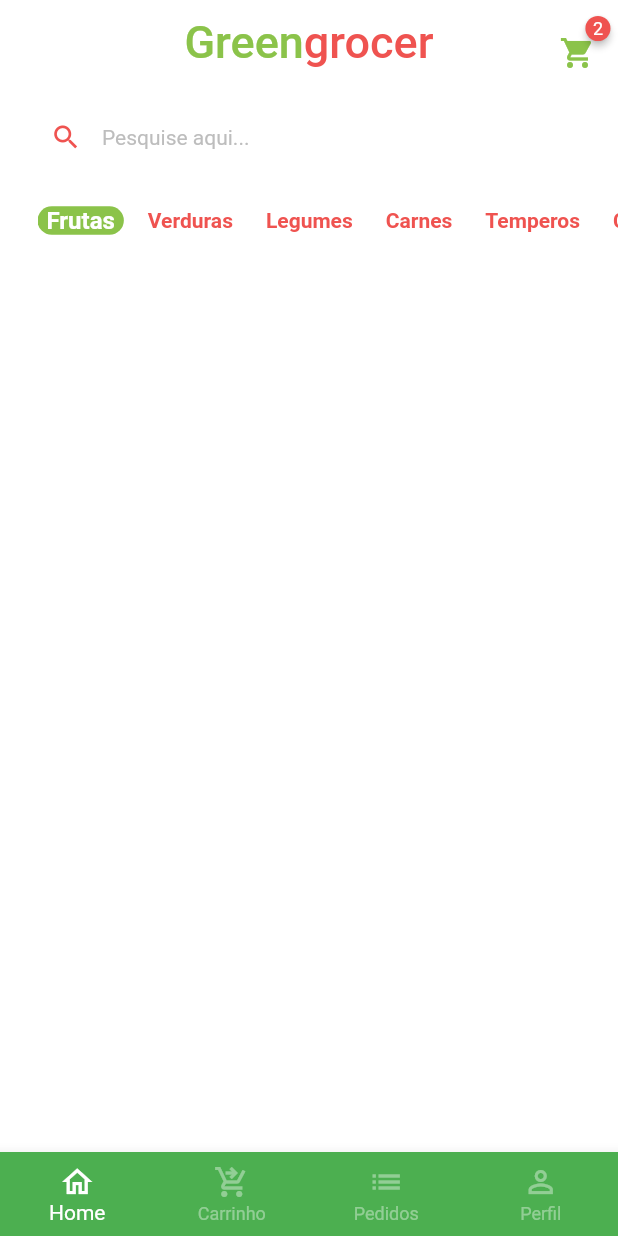
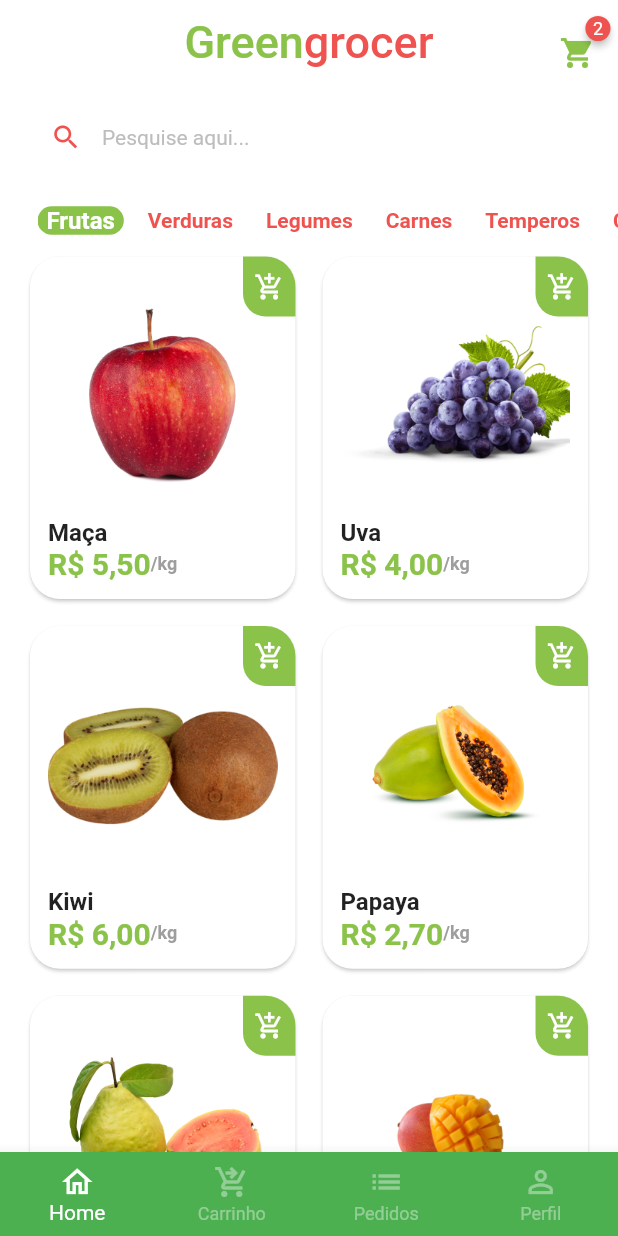
Before and after one commit to BREstrai/quitanda, a Flutter app: the BaseScreen screen opened directly, on a phone screen of 412 x 824 dp. Run offline on Flutter 3.47's test engine with Material 2 defaults, Android fonts, the phone set to English and light mode, and no system bars; drawn by our look-alikes of badges; our stand-ins replace animated_text_kit, mask_text_input_formatter.

Commit message:
Completado tela de listagem de produtos, criando tela de informação do produto

```diff
--- a/lib/main.dart
+++ b/lib/main.dart
@@ -1,5 +1,5 @@
 import 'package:flutter/material.dart';
-import 'package:quitanda/src/auth/sign_in_screen.dart';
+import 'package:quitanda/src/pages/auth/sign_in_screen.dart';
 
 void main() {
   runApp(const MyApp());
--- /dev/null
+++ b/lib/src/config/app_data.dart
@@ -0,0 +1,73 @@
+import 'package:quitanda/src/models/item_model.dart';
+
+ItemModel maca = ItemModel(
+  description:
+      "A melhor maçã da região que conta com melhor preço de qualquer quitanda",
+  price: 5.5,
+  unit: 'kg',
+  imgUrl: 'assets/fruits/apple.png',
+  itemName: "Maça",
+);
+
+ItemModel uva = ItemModel(
+  description:
+      "A melhor uva da região que conta com melhor preço de qualquer quitanda",
+  price: 4,
+  unit: 'kg',
+  imgUrl: 'assets/fruits/grape.png',
+  itemName: "Uva",
+);
+
+ItemModel goiaba = ItemModel(
+  description:
+      "A melhor goiaba da região que conta com melhor preço de qualquer quitanda",
+  price: 5.7,
+  unit: 'kg',
+  imgUrl: 'assets/fruits/guava.png',
+  itemName: "Goiaba",
+);
+
+ItemModel kiwi = ItemModel(
+  description:
+      "A melhor kiwi da região que conta com melhor preço de qualquer quitanda",
+  price: 6,
+  unit: 'kg',
+  imgUrl: 'assets/fruits/kiwi.png',
+  itemName: "Kiwi",
+);
+
+ItemModel manga = ItemModel(
+  description:
+      "A melhor manga da região que conta com melhor preço de qualquer quitanda",
+  price: 1,
+  unit: 'kg',
+  imgUrl: 'assets/fruits/mango.png',
+  itemName: "Manga",
+);
+
+ItemModel papaya = ItemModel(
+  description:
+      "A melhor papaya da região que conta com melhor preço de qualquer quitanda",
+  price: 2.7,
+  unit: 'kg',
+  imgUrl: 'assets/fruits/papaya.png',
+  itemName: "Papaya",
+);
+
+List<ItemModel> items = [
+  maca,
+  uva,
+  kiwi,
+  papaya,
+  goiaba,
+  manga,
+];
+
+List<String> categories = [
+  "Frutas",
+  "Verduras",
+  "Legumes",
+  "Carnes",
+  "Temperos",
+  "Cereais",
+];
--- /dev/null
+++ b/lib/src/models/item_model.dart
@@ -0,0 +1,15 @@
+class ItemModel {
+  String itemName;
+  String imgUrl;
+  String unit;
+  double price;
+  String description;
+
+  ItemModel({
+    required this.description,
+    required this.price,
+    required this.unit,
+    required this.imgUrl,
+    required this.itemName,
+  });
+}
--- a/lib/src/auth/sign_in_screen.dart
+++ b/lib/src/pages/auth/sign_in_screen.dart
@@ -1,8 +1,8 @@
 import 'package:animated_text_kit/animated_text_kit.dart';
 import 'package:flutter/material.dart';
-import 'package:quitanda/src/auth/components/custom_text_field.dart';
-import 'package:quitanda/src/auth/sing_up_screen.dart';
-import 'package:quitanda/src/base/base_screen.dart';
+import 'package:quitanda/src/pages/auth/components/custom_text_field.dart';
+import 'package:quitanda/src/pages/auth/sing_up_screen.dart';
+import 'package:quitanda/src/pages/base/base_screen.dart';
 import 'package:quitanda/src/config/custom_colors.dart';
 
 class SignInScreen extends StatelessWidget {
--- a/lib/src/auth/sing_up_screen.dart
+++ b/lib/src/pages/auth/sing_up_screen.dart
@@ -1,6 +1,6 @@
 import 'package:flutter/material.dart';
 import 'package:mask_text_input_formatter/mask_text_input_formatter.dart';
-import 'package:quitanda/src/auth/components/custom_text_field.dart';
+import 'package:quitanda/src/pages/auth/components/custom_text_field.dart';
 import 'package:quitanda/src/config/custom_colors.dart';
 
 class SignUpScreen extends StatelessWidget {
--- a/lib/src/base/base_screen.dart
+++ b/lib/src/pages/base/base_screen.dart
@@ -1,5 +1,5 @@
 import 'package:flutter/material.dart';
-import 'package:quitanda/src/home/home_tab.dart';
+import 'package:quitanda/src/pages/home/home_tab.dart';
 
 class BaseScreen extends StatefulWidget {
   const BaseScreen({Key? key}) : super(key: key);
@@ -20,7 +20,7 @@ class _BaseScreenState extends State<BaseScreen> {
         physics: const NeverScrollableScrollPhysics(),
         controller: pageController,
         children: [
-          HomeTab(),
+          const HomeTab(),
           Container(
             color: Colors.yellow,
           ),
--- /dev/null
+++ b/lib/src/pages/home/components/item_tile.dart
@@ -0,0 +1,109 @@
+import 'package:flutter/cupertino.dart';
+import 'package:flutter/material.dart';
+import 'package:quitanda/src/config/custom_colors.dart';
+import 'package:quitanda/src/models/item_model.dart';
+import 'package:quitanda/src/pages/product/product_screen.dart';
+import 'package:quitanda/src/services/utils_Service.dart';
+
+class ItemTile extends StatelessWidget {
+  final ItemModel item;
+
+  ItemTile({
+    Key? key,
+    required this.item,
+  }) : super(key: key);
+
+  final UtilsServices utilsServices = UtilsServices();
+
+  @override
+  Widget build(BuildContext context) {
+    return Stack(
+      children: [
+        // Conteudo
+        GestureDetector(
+          onTap: () {
+            Navigator.of(context).push(MaterialPageRoute(builder: (c) {
+              return ProductScreen(
+                item: item,
+              );
+            }));
+          },
+          child: Card(
+            elevation: 1,
+            shadowColor: Colors.grey.shade300,
+            shape: RoundedRectangleBorder(
+              borderRadius: BorderRadius.circular(20),
+            ),
+            child: Padding(
+              padding: const EdgeInsets.all(12),
+              child: Column(
+                crossAxisAlignment: CrossAxisAlignment.stretch,
+                children: [
+                  //Imagem
+                  Expanded(
+                    child: Image.asset(item.imgUrl),
+                  ),
+
+                  //Nome do Produto
+                  Text(
+                    item.itemName,
+                    style: const TextStyle(
+                      fontSize: 16,
+                      fontWeight: FontWeight.bold,
+                    ),
+                  ),
+
+                  //Preço do Produto- Unidade de Medida
+                  Row(
+                    children: [
+                      Text(
+                        utilsServices.priceToCurrency(item.price),
+                        style: TextStyle(
+                            fontWeight: FontWeight.bold,
+                            fontSize: 20,
+                            color: CustomColors.customSwatchColor),
+                      ),
+                      Text(
+                        '/${item.unit}',
+                        style: TextStyle(
+                          color: Colors.grey.shade500,
+                          fontWeight: FontWeight.bold,
+                          fontSize: 12,
+                        ),
+                      ),
+                    ],
+                  ),
+                ],
+              ),
+            ),
+          ),
+        ),
+        Positioned(
+          top: 4,
+          right: 4,
+          child: GestureDetector(
+            onTap: () {},
+            child: Container(
+              height: 40,
+              width: 35,
+              decoration: BoxDecoration(
+                color: CustomColors.customSwatchColor,
+                borderRadius: const BorderRadius.only(
+                  bottomLeft: Radius.circular(
+                    15,
+                  ),
+                  topRight: Radius.circular(20),
+                ),
+              ),
+              child: const Icon(
+                Icons.add_shopping_cart_outlined,
+                color: Colors.white,
+                size: 20,
+              ),
+            ),
+          ),
+        )
+      ],
+    );
+  }
+}
--- a/lib/src/home/home_tab.dart
+++ b/lib/src/pages/home/home_tab.dart
@@ -1,25 +1,18 @@
 import 'package:badges/badges.dart';
 import 'package:flutter/material.dart';
 import 'package:quitanda/src/config/custom_colors.dart';
-import 'package:quitanda/src/home/components/category_tile.dart';
+import 'package:quitanda/src/pages/home/components/category_tile.dart';
+import 'package:quitanda/src/config/app_data.dart' as appData;
+import 'package:quitanda/src/pages/home/components/item_tile.dart';
 
 class HomeTab extends StatefulWidget {
-  HomeTab({Key? key}) : super(key: key);
+  const HomeTab({Key? key}) : super(key: key);
 
   @override
   State<HomeTab> createState() => _HomeTabState();
 }
 
 class _HomeTabState extends State<HomeTab> {
-  List<String> categories = [
-    "Frutas",
-    "Verduras",
-    "Legumes",
-    "Carnes",
-    "Temperos",
-    "Cereais",
-  ];
-
   String selectedCategory = "Frutas";
 
   @override
@@ -75,6 +68,7 @@ class _HomeTabState extends State<HomeTab> {
       //Campo Pesquisa
       body: Column(
         children: [
+          //Categorias
           Padding(
             padding: const EdgeInsets.symmetric(
               horizontal: 20,
@@ -116,19 +110,37 @@ class _HomeTabState extends State<HomeTab> {
                 return CategoryTile(
                   onPressed: () {
                     setState(() {
-                      selectedCategory = categories[index];
+                      selectedCategory = appData.categories[index];
                     });
                   },
-                  category: categories[index],
-                  isSelected: categories[index] == selectedCategory,
+                  category: appData.categories[index],
+                  isSelected: appData.categories[index] == selectedCategory,
                 );
               },
               separatorBuilder: (_, index) => const SizedBox(width: 10),
-              itemCount: categories.length,
+              itemCount: appData.categories.length,
             ),
           ),
 
           //Grid
+          Expanded(
+            child: GridView.builder(
+              physics: const BouncingScrollPhysics(),
+              padding: const EdgeInsets.fromLTRB(16, 0, 16, 16),
+              gridDelegate: const SliverGridDelegateWithFixedCrossAxisCount(
+                crossAxisCount: 2,
+                mainAxisSpacing: 10,
+                crossAxisSpacing: 10,
+                childAspectRatio: 9 / 11.5,
+              ),
+              itemCount: appData.items.length,
+              itemBuilder: (_, index) {
+                return ItemTile(
+                  item: appData.items[index],
+                );
+              },
+            ),
+          ),
         ],
       ),
     );
--- /dev/null
+++ b/lib/src/services/utils_Service.dart
@@ -0,0 +1,9 @@
+import 'package:intl/intl.dart';
+
+class UtilsServices {
+  priceToCurrency(double price) {
+    NumberFormat numberFormat = NumberFormat.simpleCurrency(locale: 'pt_BR');
+
+    return numberFormat.format(price);
+  }
+}
--- a/pubspec.yaml
+++ b/pubspec.yaml
@@ -37,6 +37,7 @@ dependencies:
   animated_text_kit: ^4.2.1
   mask_text_input_formatter: ^2.0.0
   badges: ^2.0.1
+  intl: ^0.17.0
 
 dev_dependencies:
   flutter_test:
@@ -61,9 +62,8 @@ flutter:
   uses-material-design: true
 
   # To add assets to your application, add an assets section, like this:
-  # assets:
-  #   - images/a_dot_burr.jpeg
-  #   - images/a_dot_ham.jpeg
+  assets:
+    - assets/fruits/
 
   # An image asset can refer to one or more resolution-specific "variants", see
   # https://flutter.dev/assets-and-images/#resolution-aware
```
Also changed, not shown: lib/src/pages/product/product_screen.dart (added, +40 -0 lines), assets/fruits/apple.png (added), assets/fruits/grape.png (added), assets/fruits/guava.png (added), assets/fruits/kiwi.png (added), assets/fruits/mango.png (added), assets/fruits/papaya.png (added), lib/src/pages/auth/components/custom_text_field.dart (renamed from lib/src/auth/components/custom_text_field.dart), lib/src/pages/home/components/category_tile.dart (renamed from lib/src/home/components/category_tile.dart), pubspec.lock.
